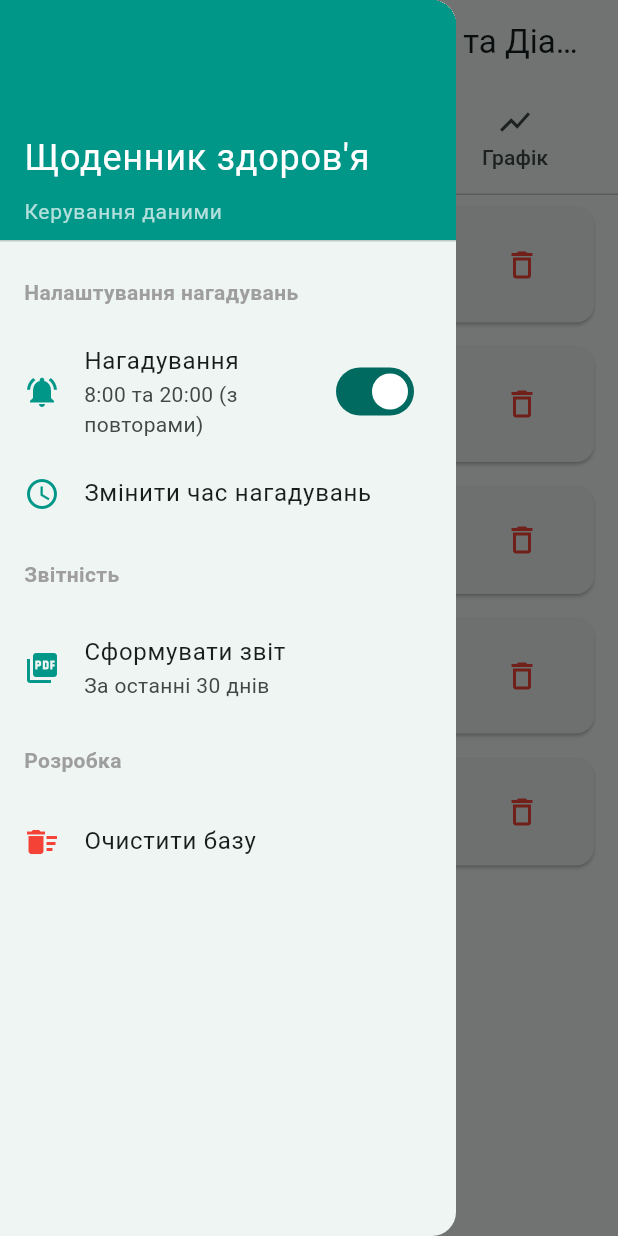
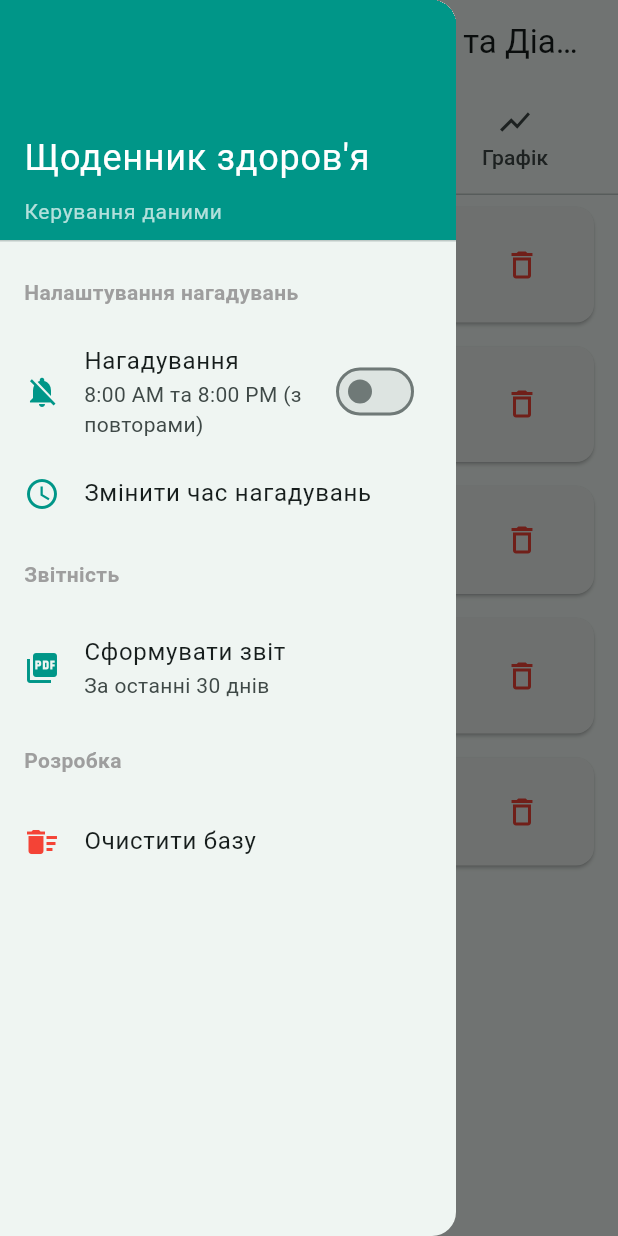
Before and after one commit to dekuznetsov/healthjournal, a Flutter app: the screen it shows after launch, tab 2 chosen, in the side drawer, after a tap on "Нагадування", on a phone screen of 412 x 824 dp. Run offline on Flutter 3.47's test engine with Material 3 defaults, Android fonts, the phone set to English and light mode, and no system bars; our stand-ins replace fl_chart, flutter_local_notifications, pdf, printing, shared_preferences, sqflite and 2 more; missing offline and left inert: window_manager; accounts and stored records are empty.

Commit message:
refactor: Extract reminder settings into a new widget and update notification scheduling logic.

```diff
--- a/lib/main.dart
+++ b/lib/main.dart
@@ -80,6 +80,8 @@ class _MainScreenState extends State<MainScreen> {
       _records.clear();
       _records.addAll(records);
     });
+    // Update notifications based on new data
+    await NotificationService().scheduleDailyReminders();
   }
 
   @override
@@ -117,86 +119,7 @@ class _MainScreenState extends State<MainScreen> {
                 padding: EdgeInsets.all(16.0),
                 child: Text('Налаштування нагадувань', style: TextStyle(fontWeight: FontWeight.bold, color: Colors.grey)),
               ),
-              FutureBuilder<bool>(
-                future: SettingsService().getNotificationsEnabled(),
-                builder: (context, snapshot) {
-                  final enabled = snapshot.data ?? true;
-                  return SwitchListTile(
-                    title: const Text('Нагадування'),
-                    subtitle: const Text('8:00 та 20:00 (з повторами)'),
-                    value: enabled,
-                    onChanged: (value) async {
-                      await SettingsService().setNotificationsEnabled(value);
-                      await NotificationService().scheduleDailyReminders();
-                      (context as Element).markNeedsBuild(); // Refresh drawer
-                    },
-                    secondary: Icon(enabled ? Icons.notifications_active : Icons.notifications_off, color: Colors.teal),
-                  );
-                },
-              ),
-              ListTile(
-                leading: const Icon(Icons.access_time, color: Colors.teal),
-                title: const Text('Змінити час нагадувань'),
-                onTap: () async {
-                  final morningTime = await SettingsService().getMorningTime();
-                  final eveningTime = await SettingsService().getEveningTime();
-
-                  if (!mounted) return;
-
-                  await showDialog(
-                    context: context,
-                    builder: (context) => StatefulBuilder(
-                      builder: (context, setState) {
-                        return AlertDialog(
-                          title: const Text('Час нагадувань'),
-                          content: Column(
-                            mainAxisSize: MainAxisSize.min,
-                            children: [
-                              ListTile(
-                                title: const Text('Ранок'),
-                                trailing: Text(morningTime.format(context)),
-                                onTap: () async {
-                                  final newTime = await showTimePicker(
-                                    context: context,
-                                    initialTime: morningTime,
-                                  );
-                                  if (newTime != null) {
-                                    await SettingsService().setMorningTime(newTime);
-                                    setState(() {});
-                                  }
-                                },
-                              ),
-                              ListTile(
-                                title: const Text('Вечір'),
-                                trailing: Text(eveningTime.format(context)),
-                                onTap: () async {
-                                  final newTime = await showTimePicker(
-                                    context: context,
-                                    initialTime: eveningTime,
-                                  );
-                                  if (newTime != null) {
-                                    await SettingsService().setEveningTime(newTime);
-                                    setState(() {});
-                                  }
-                                },
-                              ),
-                            ],
-                          ),
-                          actions: [
-                            TextButton(
-                              onPressed: () async {
-                                await NotificationService().scheduleDailyReminders();
-                                if (context.mounted) Navigator.pop(context);
-                              },
-                              child: const Text('Готово'),
-                            ),
-                          ],
-                        );
-                      },
-                    ),
-                  );
-                },
-              ),
+              const ReminderSettingsSection(),
               const Padding(
                 padding: EdgeInsets.all(16.0),
                 child: Text('Звітність', style: TextStyle(fontWeight: FontWeight.bold, color: Colors.grey)),
@@ -916,3 +839,120 @@ class _ChartsTabState extends State<ChartsTab> {
     );
   }
 }
+
+class ReminderSettingsSection extends StatefulWidget {
+  const ReminderSettingsSection({super.key});
+
+  @override
+  State<ReminderSettingsSection> createState() => _ReminderSettingsSectionState();
+}
+
+class _ReminderSettingsSectionState extends State<ReminderSettingsSection> {
+  bool _enabled = true;
+  TimeOfDay _morningTime = const TimeOfDay(hour: 8, minute: 0);
+  TimeOfDay _eveningTime = const TimeOfDay(hour: 20, minute: 0);
+  bool _isLoading = true;
+
+  @override
+  void initState() {
+    super.initState();
+    _loadSettings();
+  }
+
+  Future<void> _loadSettings() async {
+    final enabled = await SettingsService().getNotificationsEnabled();
+    final morning = await SettingsService().getMorningTime();
+    final evening = await SettingsService().getEveningTime();
+    if (mounted) {
+      setState(() {
+        _enabled = enabled;
+        _morningTime = morning;
+        _eveningTime = evening;
+        _isLoading = false;
+      });
+    }
+  }
+
+  @override
+  Widget build(BuildContext context) {
+    if (_isLoading) {
+      return const ListTile(title: Text('Завантаження налаштувань...'));
+    }
+
+    return Column(
+      children: [
+        SwitchListTile(
+          title: const Text('Нагадування'),
+          subtitle: Text('${_morningTime.format(context)} та ${_eveningTime.format(context)} (з повторами)'),
+          value: _enabled,
+          onChanged: (value) async {
+            setState(() => _enabled = value);
+            await SettingsService().setNotificationsEnabled(value);
+            await NotificationService().scheduleDailyReminders();
+          },
+          secondary: Icon(_enabled ? Icons.notifications_active : Icons.notifications_off, color: Colors.teal),
+        ),
+        ListTile(
+          leading: const Icon(Icons.access_time, color: Colors.teal),
+          title: const Text('Змінити час нагадувань'),
+          onTap: () async {
+            await showDialog(
+              context: context,
+              builder: (context) => StatefulBuilder(
+                builder: (context, setDialogState) {
+                  return AlertDialog(
+                    title: const Text('Час нагадувань'),
+                    content: Column(
+                      mainAxisSize: MainAxisSize.min,
+                      children: [
+                        ListTile(
+                          title: const Text('Ранок'),
+                          trailing: Text(_morningTime.format(context)),
+                          onTap: () async {
+                            final newTime = await showTimePicker(
+                              context: context,
+                              initialTime: _morningTime,
+                            );
+                            if (newTime != null) {
+                              await SettingsService().setMorningTime(newTime);
+                              setDialogState(() => _morningTime = newTime);
+                              setState(() {}); // Оновити Drawer
+                            }
+                          },
+                        ),
+                        ListTile(
+                          title: const Text('Вечір'),
+                          trailing: Text(_eveningTime.format(context)),
+                          onTap: () async {
+                            final newTime = await showTimePicker(
+                              context: context,
+                              initialTime: _eveningTime,
+                            );
+                            if (newTime != null) {
+                              await SettingsService().setEveningTime(newTime);
+                              setDialogState(() => _eveningTime = newTime);
+                              setState(() {}); // Оновити Drawer
+                            }
+                          },
+                        ),
+                      ],
+                    ),
+                    actions: [
+                      TextButton(
+                        onPressed: () async {
+                          await NotificationService().scheduleDailyReminders();
+                          if (context.mounted) Navigator.pop(context);
+                        },
+                        child: const Text('Готово'),
+                      ),
+                    ],
+                  );
+                },
+              ),
+            );
+          },
+        ),
+      ],
+    );
+  }
+}
```
Also changed, not shown: 1 other file.
